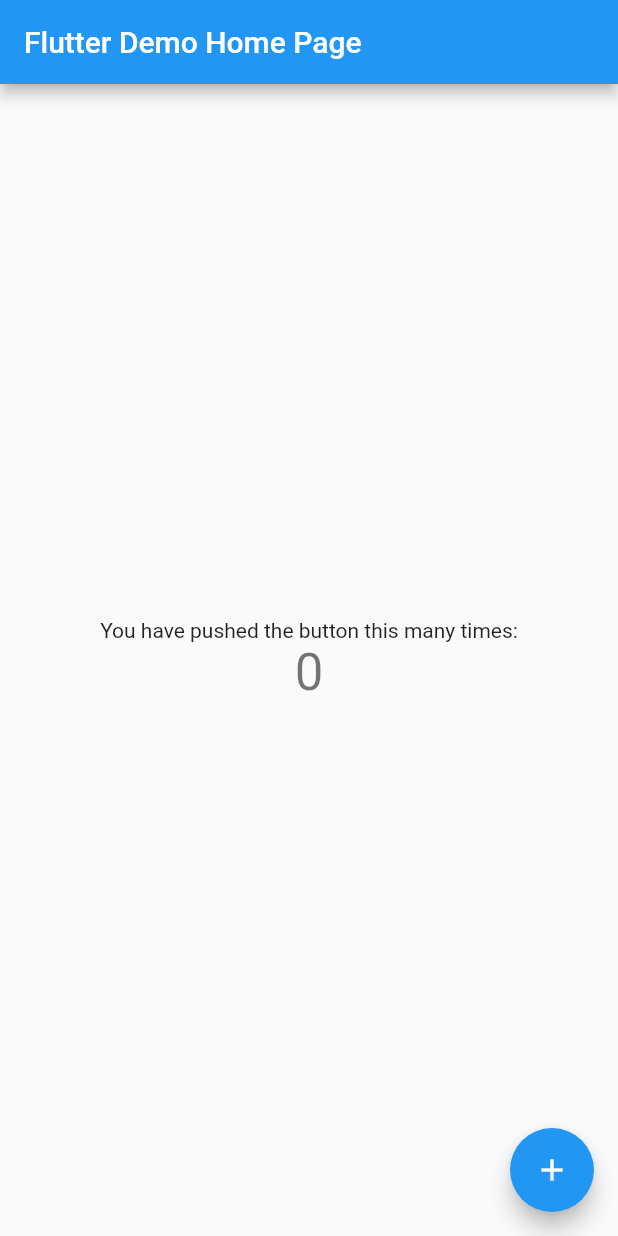
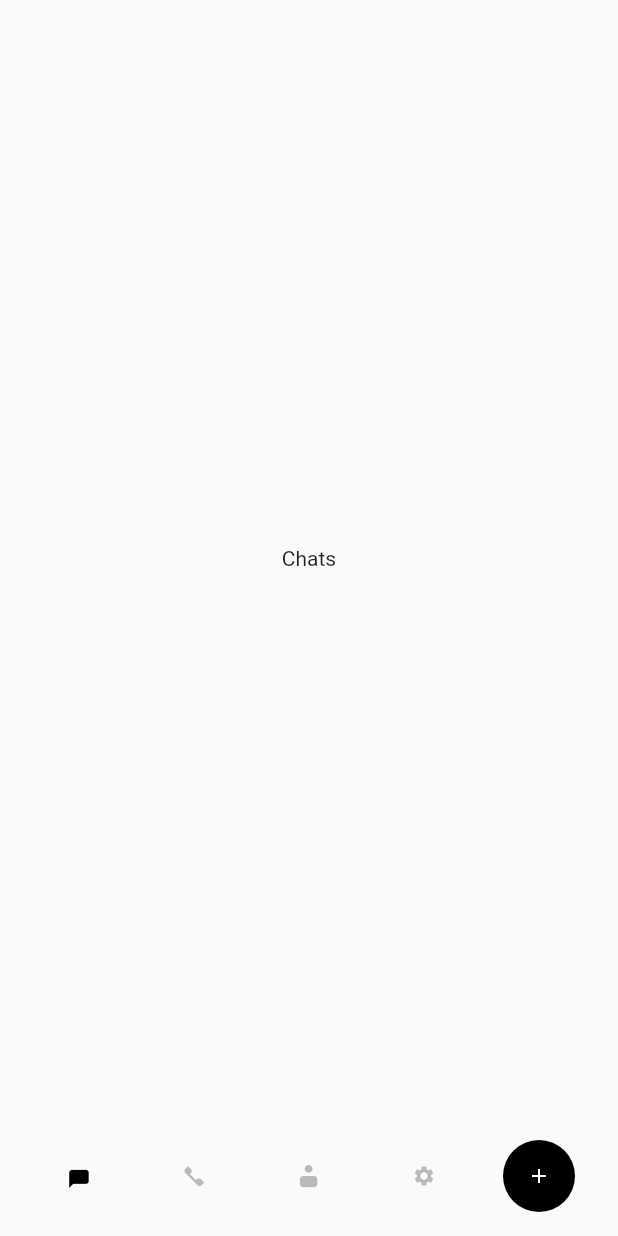
Before and after one commit to trunghq3101/sample_flutter_messenger, a Flutter app: the screen it shows after launch, on a phone screen of 412 x 824 dp. Run offline on Flutter 3.47's test engine with Material 2 defaults, Android fonts, the phone set to English and light mode, and no system bars.

Commit message:
[f] 053 - Bottom bar

```diff
--- a/lib/main.dart
+++ b/lib/main.dart
@@ -1,117 +1,17 @@
 import 'package:flutter/material.dart';
+import 'package:sample_flutter_messenger/routes/home_route.dart';
 
 void main() => runApp(MyApp());
 
 class MyApp extends StatelessWidget {
-  // This widget is the root of your application.
   @override
   Widget build(BuildContext context) {
     return MaterialApp(
-      title: 'Flutter Demo',
       theme: ThemeData(
-        // This is the theme of your application.
-        //
-        // Try running your application with "flutter run". You'll see the
-        // application has a blue toolbar. Then, without quitting the app, try
-        // changing the primarySwatch below to Colors.green and then invoke
-        // "hot reload" (press "r" in the console where you ran "flutter run",
-        // or simply save your changes to "hot reload" in a Flutter IDE).
-        // Notice that the counter didn't reset back to zero; the application
-        // is not restarted.
         primarySwatch: Colors.blue,
-        // This makes the visual density adapt to the platform that you run
-        // the app on. For desktop platforms, the controls will be smaller and
-        // closer together (more dense) than on mobile platforms.
         visualDensity: VisualDensity.adaptivePlatformDensity,
       ),
-      home: MyHomePage(title: 'Flutter Demo Home Page'),
+      home: HomeRoute(),
     );
   }
 }
-
-class MyHomePage extends StatefulWidget {
-  MyHomePage({Key key, this.title}) : super(key: key);
-
-  // This widget is the home page of your application. It is stateful, meaning
-  // that it has a State object (defined below) that contains fields that affect
-  // how it looks.
-
-  // This class is the configuration for the state. It holds the values (in this
-  // case the title) provided by the parent (in this case the App widget) and
-  // used by the build method of the State. Fields in a Widget subclass are
-  // always marked "final".
-
-  final String title;
-
-  @override
-  _MyHomePageState createState() => _MyHomePageState();
-}
-
-class _MyHomePageState extends State<MyHomePage> {
-  int _counter = 0;
-
-  void _incrementCounter() {
-    setState(() {
-      // This call to setState tells the Flutter framework that something has
-      // changed in this State, which causes it to rerun the build method below
-      // so that the display can reflect the updated values. If we changed
-      // _counter without calling setState(), then the build method would not be
-      // called again, and so nothing would appear to happen.
-      _counter++;
-    });
-  }
-
-  @override
-  Widget build(BuildContext context) {
-    // This method is rerun every time setState is called, for instance as done
-    // by the _incrementCounter method above.
-    //
-    // The Flutter framework has been optimized to make rerunning build methods
-    // fast, so that you can just rebuild anything that needs updating rather
-    // than having to individually change instances of widgets.
-    return Scaffold(
-      appBar: AppBar(
-        // Here we take the value from the MyHomePage object that was created by
-        // the App.build method, and use it to set our appbar title.
-        title: Text(widget.title),
-      ),
-      body: Center(
-        // Center is a layout widget. It takes a single child and positions it
-        // in the middle of the parent.
-        child: Column(
-          // Column is also a layout widget. It takes a list of children and
-          // arranges them vertically. By default, it sizes itself to fit its
-          // children horizontally, and tries to be as tall as its parent.
-          //
-          // Invoke "debug painting" (press "p" in the console, choose the
-          // "Toggle Debug Paint" action from the Flutter Inspector in Android
-          // Studio, or the "Toggle Debug Paint" command in Visual Studio Code)
-          // to see the wireframe for each widget.
-          //
-          // Column has various properties to control how it sizes itself and
-          // how it positions its children. Here we use mainAxisAlignment to
-          // center the children vertically; the main axis here is the vertical
-          // axis because Columns are vertical (the cross axis would be
-          // horizontal).
-          mainAxisAlignment: MainAxisAlignment.center,
-          children: <Widget>[
-            Text(
-              'You have pushed the button this many times:',
-            ),
-            Text(
-              '$_counter',
-              style: Theme.of(context).textTheme.headline4,
-              key: Key("counter"),
-            ),
-          ],
-        ),
-      ),
-      floatingActionButton: FloatingActionButton(
-        onPressed: _incrementCounter,
-        tooltip: 'Increment',
-        child: Icon(Icons.add),
-        key: Key("increment"),
-      ), // This trailing comma makes auto-formatting nicer for build methods.
-    );
-  }
-}
--- /dev/null
+++ b/lib/routes/home_route.dart
@@ -0,0 +1,48 @@
+import 'package:flutter/material.dart';
+import 'package:sample_flutter_messenger/routes/new_chat_route.dart';
+import 'package:sample_flutter_messenger/widgets/bottom_bar.dart';
+
+class HomeRoute extends StatefulWidget {
+  @override
+  State<StatefulWidget> createState() => _HomeRouteState();
+}
+
+class _HomeRouteState extends State<HomeRoute> {
+  static const List<Widget> _screens = <Widget>[
+    Text(
+      'Chats',
+    ),
+    Text(
+      'Calls',
+    ),
+    Text(
+      'Contacts',
+    ),
+    Text(
+      'Settings',
+    ),
+  ];
+  int _activeIndex = 0;
+
+  void _handleTabChanged(newIndex) {
+    if (newIndex == _screens.length) {
+      Navigator.of(context)
+          .push(MaterialPageRoute(builder: (_) => NewChatRoute()));
+    } else {
+      setState(() {
+        _activeIndex = newIndex;
+      });
+    }
+  }
+
+  @override
+  Widget build(BuildContext context) => Scaffold(
+        body: Center(
+          child: _screens.elementAt(_activeIndex),
+        ),
+        bottomNavigationBar: BottomBar(
+          activeIndex: _activeIndex,
+          onClicked: _handleTabChanged,
+        ),
+      );
+}
--- /dev/null
+++ b/lib/widgets/app_icons.dart
@@ -0,0 +1,32 @@
+/// Flutter icons AppIcons
+/// Copyright (C) 2020 by original authors @ fluttericon.com, fontello.com
+/// This font was generated by FlutterIcon.com, which is derived from Fontello.
+///
+/// To use this font, place it in your fonts/ directory and include the
+/// following in your pubspec.yaml
+///
+/// flutter:
+///   fonts:
+///    - family:  AppIcons
+///      fonts:
+///       - asset: fonts/AppIcons.ttf
+///
+///
+///
+import 'package:flutter/widgets.dart';
+
+class AppIcons {
+  AppIcons._();
+
+  static const _kFontFam = 'AppIcons';
+  static const _kFontPkg = null;
+
+  static const IconData contacts =
+      IconData(0xe800, fontFamily: _kFontFam, fontPackage: _kFontPkg);
+  static const IconData calls =
+      IconData(0xe801, fontFamily: _kFontFam, fontPackage: _kFontPkg);
+  static const IconData settings =
+      IconData(0xe802, fontFamily: _kFontFam, fontPackage: _kFontPkg);
+  static const IconData chats =
+      IconData(0xe803, fontFamily: _kFontFam, fontPackage: _kFontPkg);
+}
--- /dev/null
+++ b/lib/widgets/bottom_bar.dart
@@ -0,0 +1,75 @@
+import 'package:flutter/material.dart';
+
+import 'app_icons.dart';
+
+class BottomBar extends StatelessWidget {
+  final int activeIndex;
+  final ValueChanged<int> onClicked;
+
+  BottomBar({@required this.activeIndex, @required this.onClicked});
+
+  bool _isSelected(index) => activeIndex == index;
+
+  @override
+  Widget build(BuildContext context) => Container(
+        height: 80,
+        child: Row(
+          mainAxisAlignment: MainAxisAlignment.spaceEvenly,
+          children: [
+            BottomBarItem(
+              index: 0,
+              icon: AppIcons.chats,
+              isSelected: _isSelected(0),
+              onClicked: onClicked,
+            ),
+            BottomBarItem(
+                index: 1,
+                icon: AppIcons.calls,
+                isSelected: _isSelected(1),
+                onClicked: onClicked),
+            BottomBarItem(
+                index: 2,
+                icon: AppIcons.contacts,
+                isSelected: _isSelected(2),
+                onClicked: onClicked),
+            BottomBarItem(
+                index: 3,
+                icon: Icons.settings,
+                isSelected: _isSelected(3),
+                onClicked: onClicked),
+            Ink(
+                decoration: ShapeDecoration(
+                  color: Colors.black,
+                  shape: CircleBorder(),
+                ),
+                child: IconButton(
+                  icon: Icon(Icons.add),
+                  iconSize: 16,
+                  color: Colors.white,
+                  onPressed: () => onClicked(4),
+                ))
+          ],
+        ),
+      );
+}
+
+class BottomBarItem extends StatelessWidget {
+  final IconData icon;
+  final int index;
+  final bool isSelected;
+  final ValueChanged<int> onClicked;
+
+  BottomBarItem({this.index, this.icon, this.isSelected, this.onClicked});
+
+  @override
+  Widget build(BuildContext context) {
+    var color = isSelected ? Colors.black : Colors.black26;
+    return IconButton(
+        icon: Icon(icon),
+        onPressed: () {
+          onClicked(index);
+        },
+        iconSize: 16,
+        color: color);
+  }
+}
```
Also changed, not shown: lib/routes/new_chat_route.dart (added, +10 -0 lines), pubspec.yaml (+5 -30 lines), assets/fonts/AppIcons.ttf (added), pubspec.lock, 4 other files.
